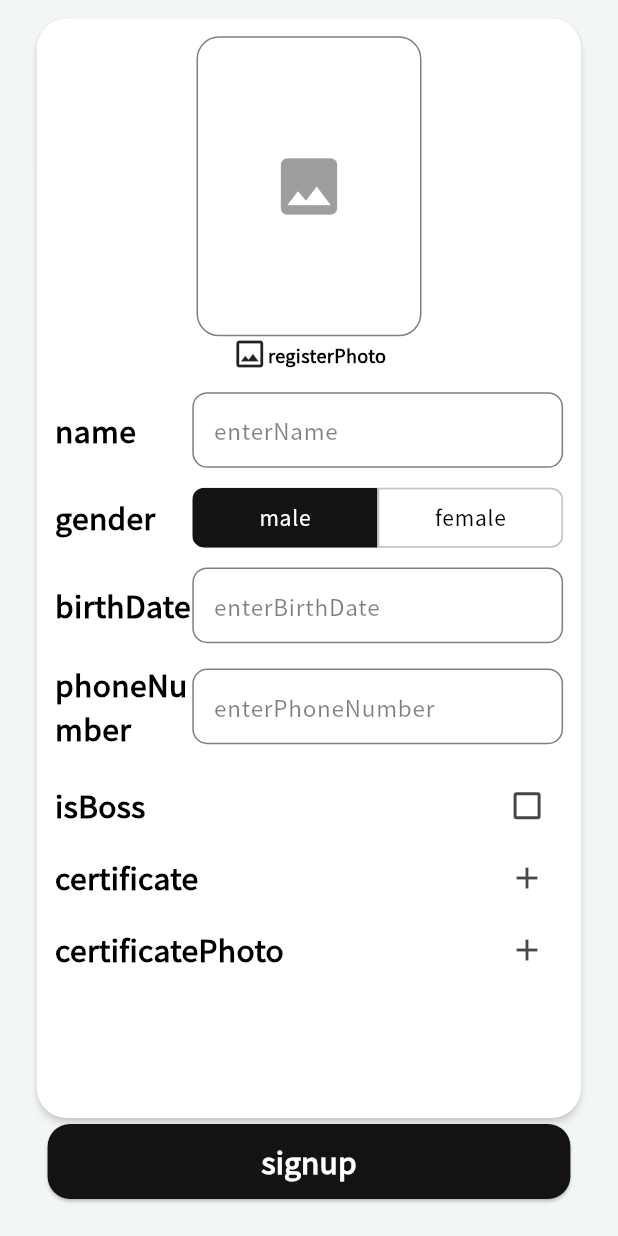
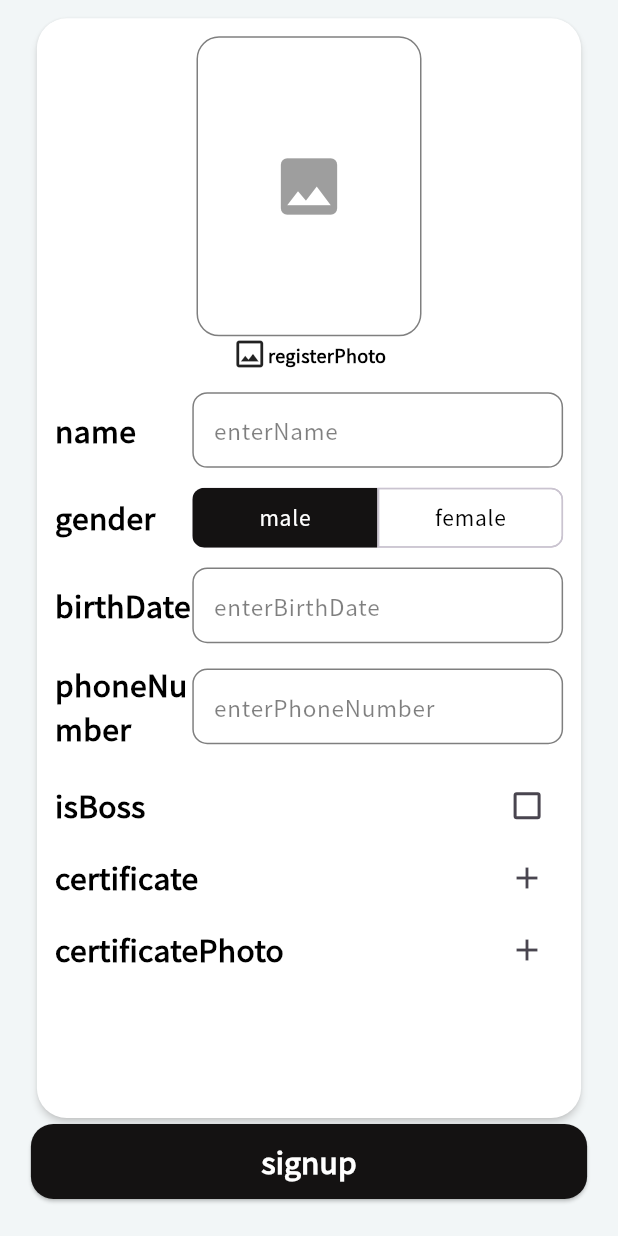
Before and after one commit to jason9865/go-ski, a Flutter app: the SignUpScreen screen opened directly, on a phone screen of 412 x 824 dp. Run offline on Flutter 3.47's test engine with Material 3 defaults, Android fonts, the phone set to English and light mode, and no system bars; our stand-ins replace easy_localization, get, image_picker, logger; project files that could hold a hidden picture were left out.

Commit message:
:sparkles: Modify : Container, Big Button

```diff
--- a/goski_instructor/lib/ui/component/goski_bigsize_button.dart
+++ b/goski_instructor/lib/ui/component/goski_bigsize_button.dart
@@ -23,7 +23,7 @@ class GoskiBigsizeButton extends StatelessWidget {
         // 배경색 설정
         foregroundColor: MaterialStateProperty.all(goskiWhite),
         // 텍스트 색상 설정
-        minimumSize: MaterialStateProperty.all(Size(width * 0.94, 50)),
+        minimumSize: MaterialStateProperty.all(Size(width * 0.9, 50)),
         // 최소 크기 설정
         shape: MaterialStateProperty.all<RoundedRectangleBorder>(
             RoundedRectangleBorder(
--- a/goski_instructor/lib/ui/component/goski_container.dart
+++ b/goski_instructor/lib/ui/component/goski_container.dart
@@ -43,7 +43,7 @@ class GoskiContainer extends StatelessWidget {
                     mainAxisAlignment: MainAxisAlignment.center,
                     children: [
                       GoskiBigsizeButton(
-                        width: screenSizeController.getWidthByRatio(0.9),
+                        width: screenSizeController.getWidthByRatio(1),
                         text: tr("$buttonName"),
                         onTap: onConfirm!, // 콜백 함수 실행
                       ),
```
